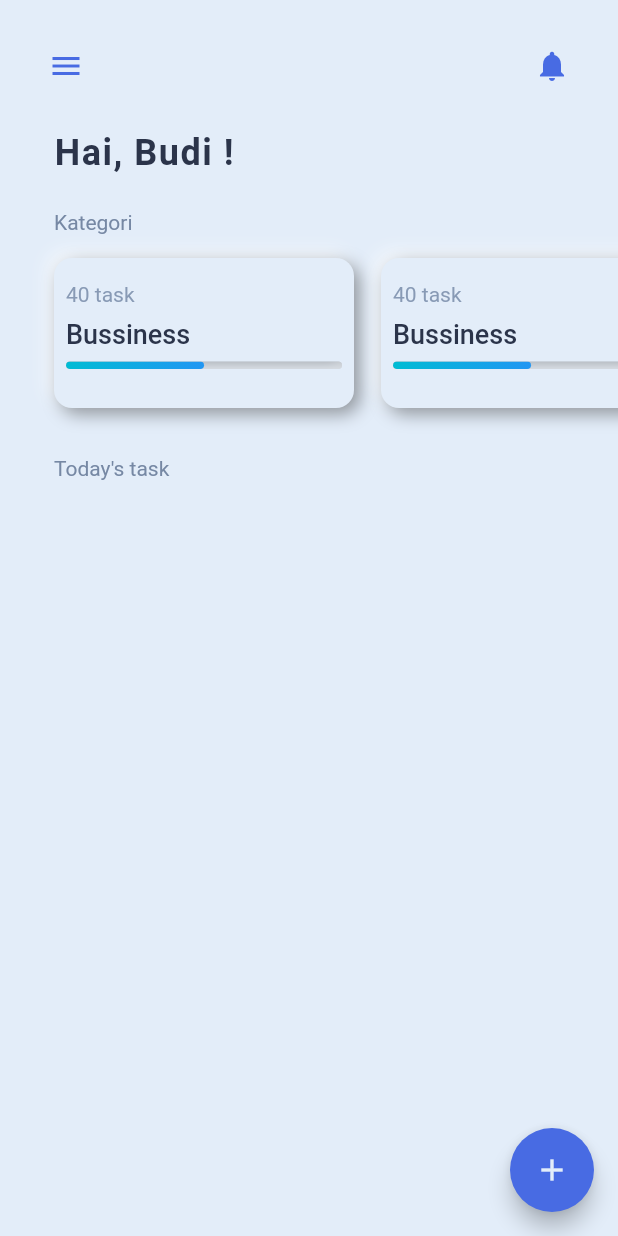
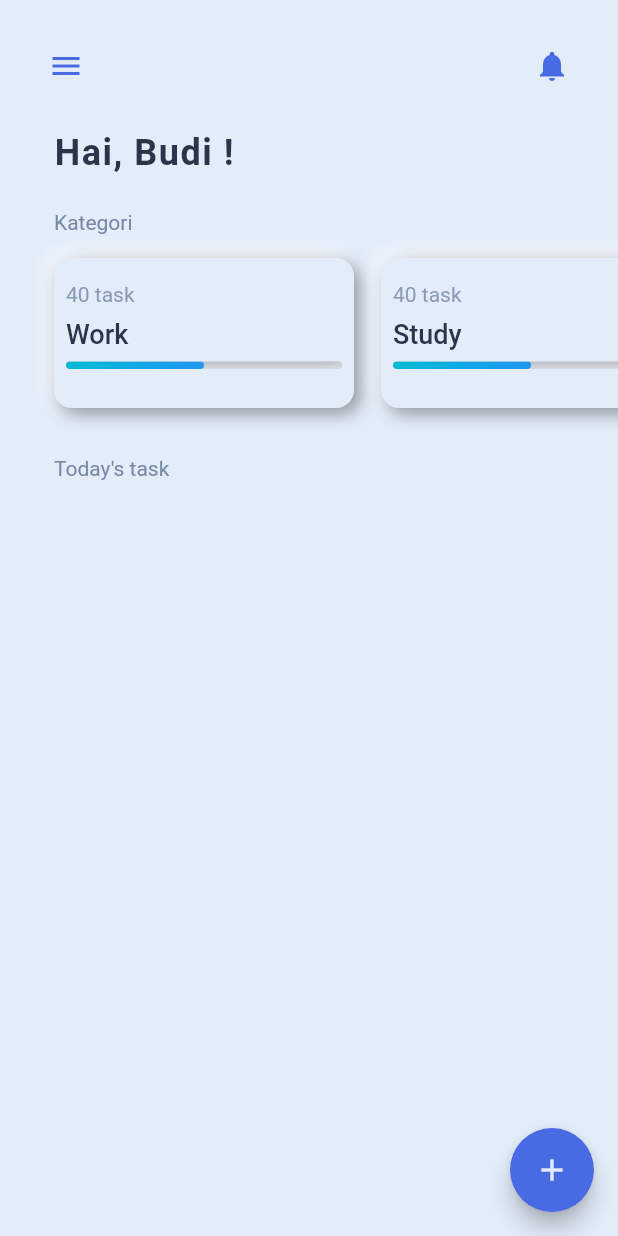
Before and after one commit to hanifann/Neo-List, a Flutter app: the screen it shows after launch, on a phone screen of 412 x 824 dp. Run offline on Flutter 3.47's test engine with Material 2 defaults, Android fonts, the phone set to English and light mode, and no system bars; drawn by our look-alikes of flutter_neumorphic; our stand-ins replace date_time_picker, get, hexcolor, sqflite; accounts and stored records are empty.

Commit message:
added function to display category from db

```diff
--- a/lib/view/home/card_widget.dart
+++ b/lib/view/home/card_widget.dart
@@ -9,7 +9,19 @@ class CardWidget extends StatelessWidget {
   final TodoController _controller = Get.find();
   @override
   Widget build(BuildContext context) {
-    var neumorphic = Neumorphic(
+    return Container(
+      width: MediaQuery.of(context).size.width,
+      height: 100.0,
+      child: ListView.builder(
+        clipBehavior: Clip.none,
+        scrollDirection: Axis.horizontal,
+        itemCount: _controller.categoryItemList.length,
+        shrinkWrap: true,
+        itemBuilder: (context, index) {
+          return Container(
+            margin: EdgeInsets.only(right: 18.0),
+            width: 200,
+            child: Neumorphic(
               style: NeumorphicStyle(
                 shape: NeumorphicShape.flat,
                 boxShape: NeumorphicBoxShape.roundRect(BorderRadius.circular(12)),
@@ -22,7 +34,7 @@ class CardWidget extends StatelessWidget {
                   children: [
                     Text("40 task", style: TextStyle(color: thirdTextColor)),
                     SizedBox(height: 8.0),
-            Text("Bussiness",
+                    Text(_controller.categoryItemList[index],
                       style: TextStyle(
                         fontSize: 18.0,
                         fontWeight: FontWeight.w500,
@@ -36,20 +48,7 @@ class CardWidget extends StatelessWidget {
                   ],
                 ),
               ),
-    );
-    return Container(
-      width: MediaQuery.of(context).size.width,
-      height: 100.0,
-      child: ListView.builder(
-        clipBehavior: Clip.none,
-        scrollDirection: Axis.horizontal,
-        itemCount: 4,
-        shrinkWrap: true,
-        itemBuilder: (context, index) {
-          return Container(
-            margin: EdgeInsets.only(right: 18.0),
-            width: 200,
-            child: neumorphic
+            )
           );
         },
       ),
```
Lines whose indentation alone changed are shown as unchanged.
